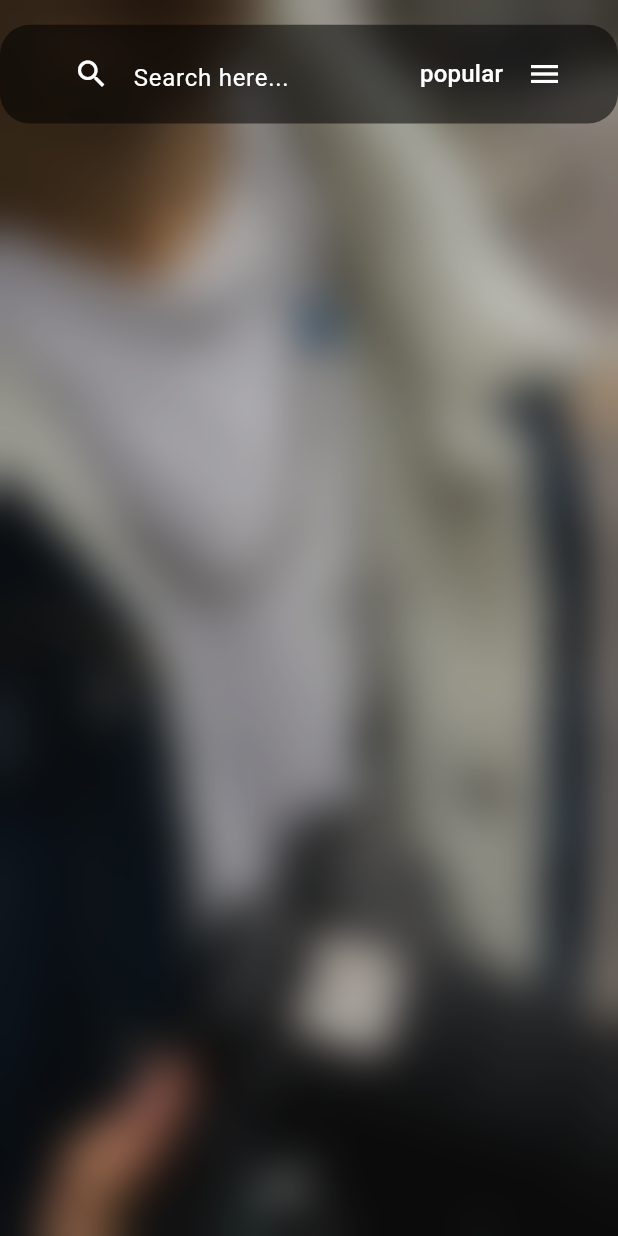
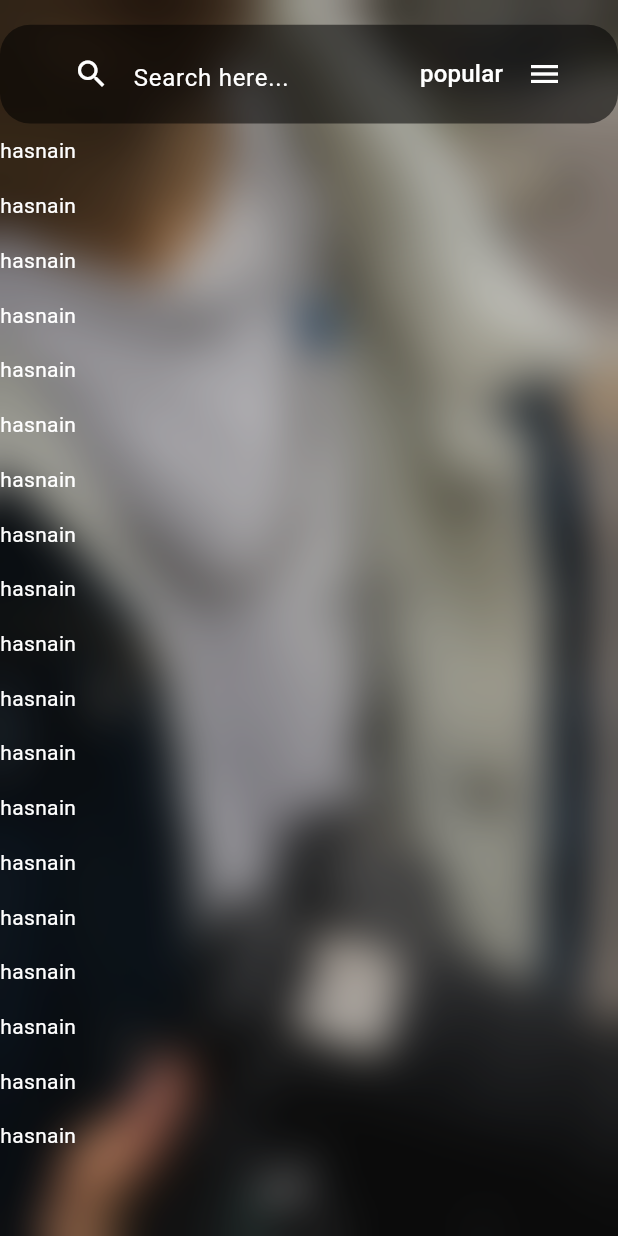
Before and after one commit to Hasnainhai/FLIKD_APP, a Flutter app: the screen it shows after launch, on a phone screen of 412 x 824 dp. Run offline on Flutter 3.47's test engine with Material 3 defaults, Android fonts, the phone set to English and light mode, and no system bars; our stand-ins replace dio, flutter_riverpod, get_it.

Commit message:
Main Page UI part 4

```diff
--- a/lib/pages/main_page.dart
+++ b/lib/pages/main_page.dart
@@ -1,4 +1,5 @@
 import 'dart:ui';
+import 'package:flickd_app/models/movie.dart';
 import 'package:flickd_app/models/search_category.dart';
 import 'package:flutter/material.dart';
 import 'package:flutter_riverpod/flutter_riverpod.dart';
@@ -70,6 +71,11 @@ class MainPage extends ConsumerWidget {
         crossAxisAlignment: CrossAxisAlignment.center,
         children: [
           _topBarWidget(),
+          Container(
+            height: _deviceHeight * 0.83,
+            padding: const EdgeInsets.symmetric(vertical: 0.01),
+            child: _movieListViewWidget(),
+          ),
         ],
       ),
     );
@@ -126,29 +132,70 @@ class MainPage extends ConsumerWidget {
         ),
         value: SearchCategory.popular,
         dropdownColor: Colors.black54,
-        items: [
+        items: const [
           DropdownMenuItem(
             value: SearchCategory.popular,
             child: Text(
               SearchCategory.popular,
-              style: const TextStyle(color: Colors.white),
+              style: TextStyle(color: Colors.white),
             ),
           ),
           DropdownMenuItem(
             value: SearchCategory.newItems,
             child: Text(
               SearchCategory.newItems,
-              style: const TextStyle(color: Colors.white),
+              style: TextStyle(color: Colors.white),
             ),
           ),
           DropdownMenuItem(
             value: SearchCategory.none,
             child: Text(
               SearchCategory.none,
-              style: const TextStyle(color: Colors.white),
+              style: TextStyle(color: Colors.white),
             ),
           ),
         ],
         onChanged: (value) {});
   }
+
+  Widget _movieListViewWidget() {
+    List<Movie> _movies = [];
+
+    for (var i = 0; i <= 20; i++) {
+      _movies.add(Movie(
+          name: 'hasnain',
+          language: 'urdu',
+          isAdult: true,
+          description: 'hasna movie is a great movie you have to watch it once',
+          posterPath: 'posterPath',
+          backdropPath: 'backdropPath',
+          rating: 7.7,
+          releaseDate: '20-1-23'));
+    }
+
+    if (_movies.length != 0) {
+      return ListView.builder(
+          itemCount: _movies.length,
+          itemBuilder: (BuildContext context, int _count) {
+            return Padding(
+              padding: EdgeInsets.symmetric(
+                  vertical: _deviceHeight * 0.01, horizontal: 0),
+              child: GestureDetector(
+                child: Text(
+                  _movies[_count].name.toString(),
+                  style: const TextStyle(
+                    color: Colors.white,
+                  ),
+                ),
+              ),
+            );
+          });
+    } else {
+      return const Center(
+        child: CircularProgressIndicator(
+          backgroundColor: Colors.white,
+        ),
+      );
+    }
+  }
 }
```
